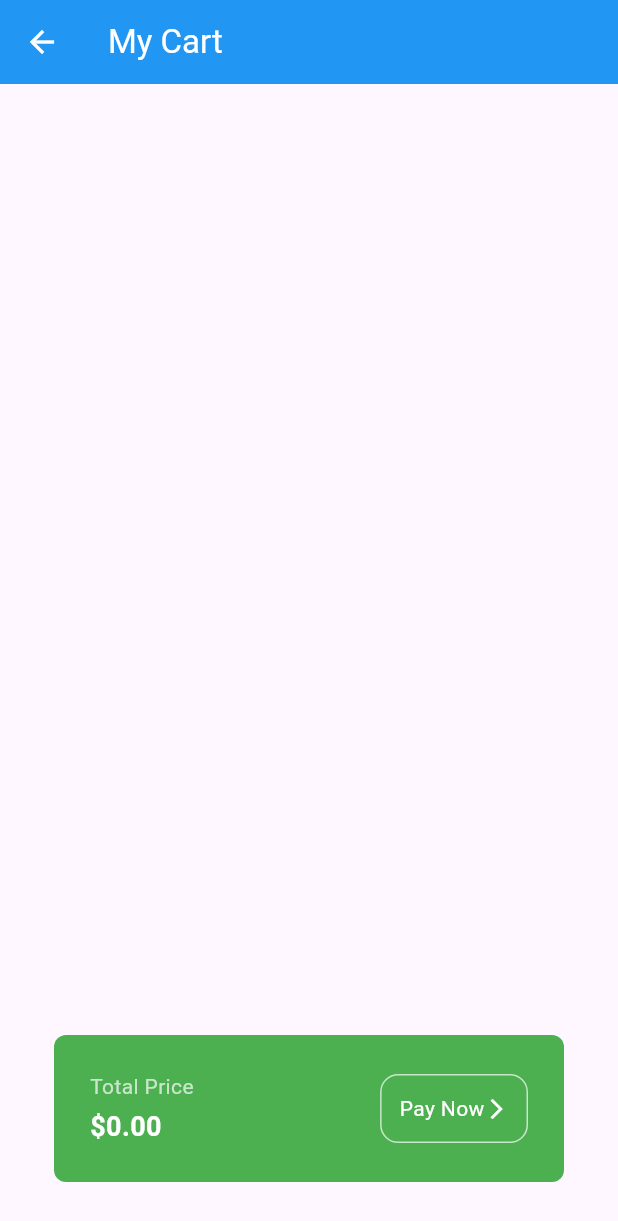
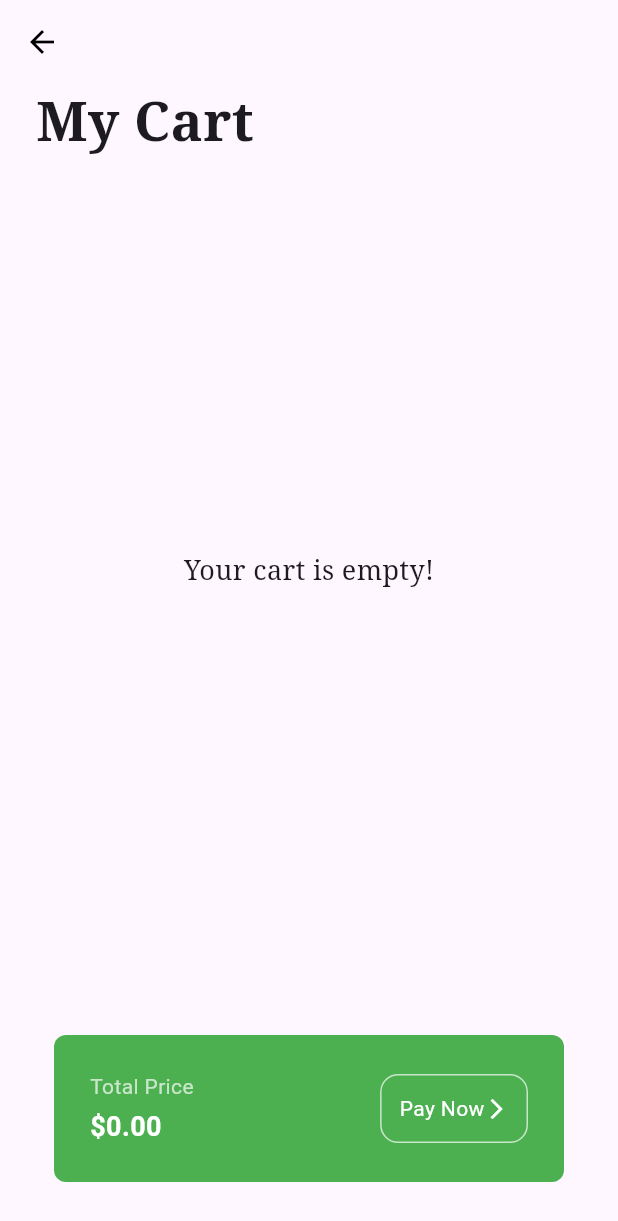
Before and after one commit to ymeliskaradag/grocery_shop_app, a Flutter app: the CartPage screen opened directly, on a phone screen of 412 x 824 dp. Shown: the top 1221 px of the screen. Run offline on Flutter 3.47's test engine with Material 3 defaults, Android fonts, the light colour scheme and no system bars; our stand-ins replace google_fonts.

```diff
--- a/lib/pages/cart_page.dart
+++ b/lib/pages/cart_page.dart
@@ -1,4 +1,5 @@
 import 'package:flutter/material.dart';
+import 'package:google_fonts/google_fonts.dart';
 import 'package:grocery_shop_app/model/card_model.dart';
 import 'package:provider/provider.dart';
 
@@ -8,12 +9,26 @@ class CartPage extends StatelessWidget {
   @override
   Widget build(BuildContext context) {
     return Scaffold(
-      appBar: AppBar(title: Text('My Cart'), backgroundColor: Colors.blue, foregroundColor: Colors.white),
+      appBar: AppBar(backgroundColor: Colors.transparent, elevation: 0, iconTheme: IconThemeData(color: Colors.black)),
       body: Consumer<CardModel>(builder: (context, value, child) {
         return Column(
+          crossAxisAlignment: CrossAxisAlignment.start,
           children: [
+            Padding(
+              padding: const EdgeInsets.symmetric(horizontal: 24.0),
+              child: Text(
+                "My Cart",
+                style: GoogleFonts.notoSerif(
+                  fontSize: 36,
+                  fontWeight: FontWeight.bold,
+                ),
+              ),
+            ),
             //list of cart items
-            Expanded(child: ListView.builder(
+            Expanded(
+              child: value.cartItems.isEmpty
+                ? Center(child: Text("Your cart is empty!", style: GoogleFonts.notoSerif(fontSize: 18)))
+                : ListView.builder(
                   itemCount: value.cartItems.length,
                   padding: EdgeInsets.all(12.0),
                   itemBuilder: (context, index) {
@@ -38,7 +53,8 @@ class CartPage extends StatelessWidget {
                         ),
                       ),
                     );
-            },)),
+                },)
+            ),
 
             //total price + pay now
             Padding(
@@ -65,7 +81,7 @@ class CartPage extends StatelessWidget {
                       ],
                     ),
                     //pay now button
-                    Container(
+                    /*Container(
                       decoration: BoxDecoration(
                         borderRadius: BorderRadius.circular(12),
                         border: Border.all(color: Colors.green.shade100),
@@ -84,6 +100,29 @@ class CartPage extends StatelessWidget {
                           )
                         ],
                       ),
+                    ),*/
+                    GestureDetector(
+                      onTap: () {
+                        // Navigator.push(context, MaterialPageRoute(builder: (context) => PaymentPage()));
+
+                        //error message
+                        ScaffoldMessenger.of(context).showSnackBar(
+                          const SnackBar(content: Text("Proceeding to payment...")),
+                        );
+                      },
+                      child: Container(
+                        decoration: BoxDecoration(
+                          borderRadius: BorderRadius.circular(12),
+                          border: Border.all(color: Colors.green.shade100),
+                        ),
+                        padding: const EdgeInsets.all(12),
+                        child: Row(
+                          children: const [
+                            Text("Pay Now", style: TextStyle(color: Colors.white)),
+                            Icon(Icons.arrow_forward_ios, size: 16, color: Colors.white),
+                          ],
+                        ),
+                      ),
                     ),
                   ],
                 ),
```
Lines whose indentation alone changed are shown as unchanged.
